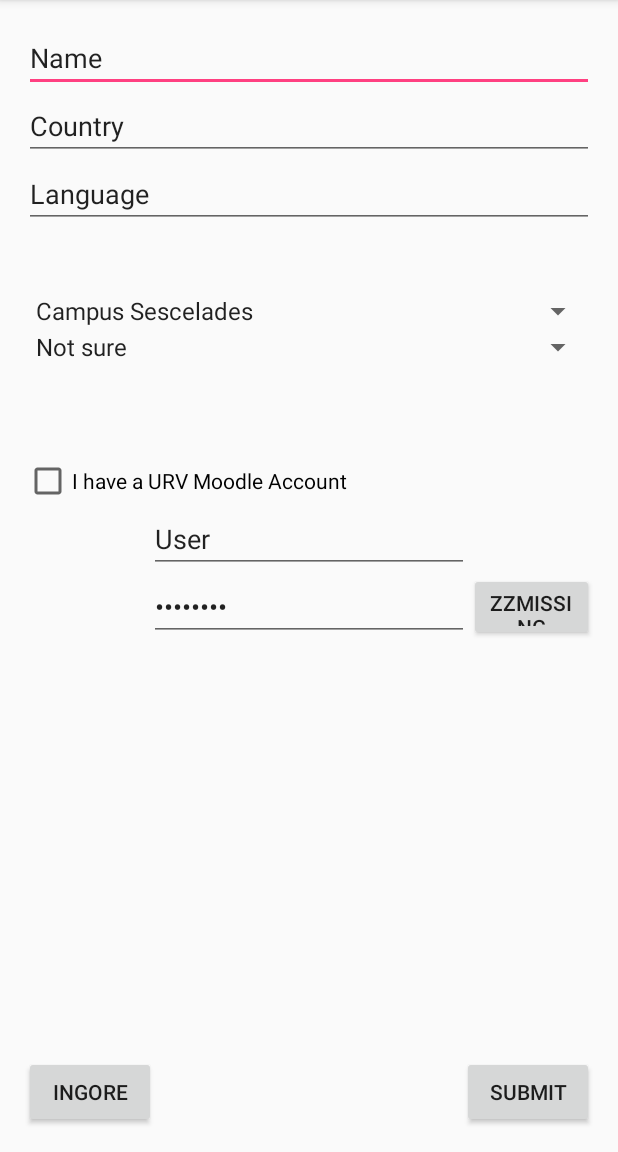
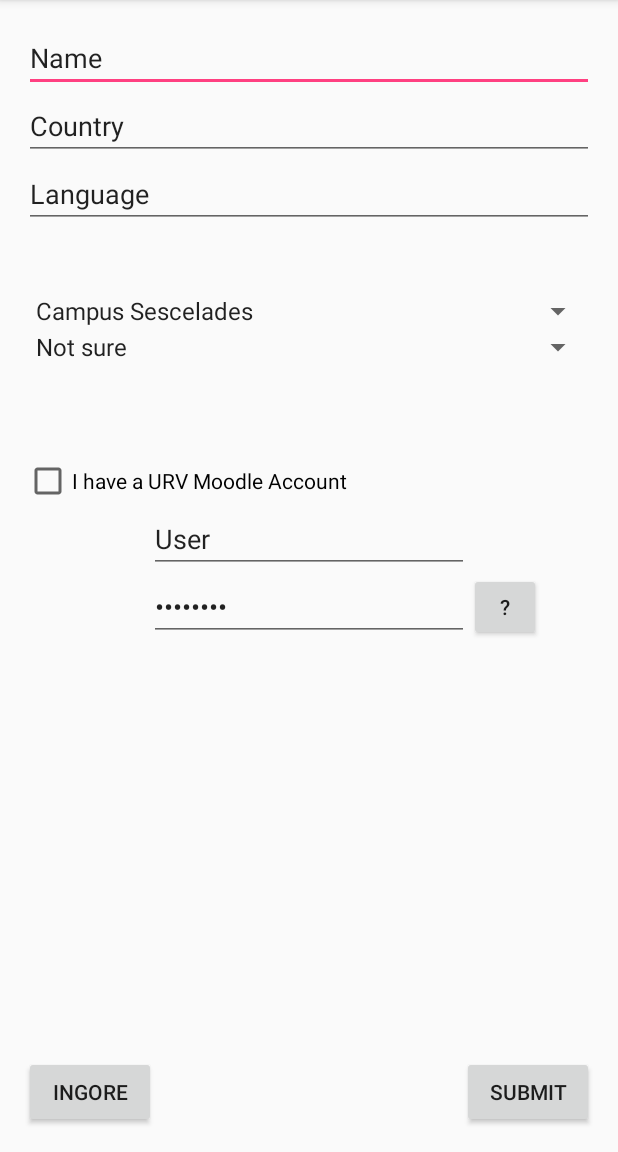
Before and after one commit to CodeathonURV/codeathonurv2016_LoremIpsum, an Android app: the screen it shows after launch (FormWelcome), on a phone screen of 412 x 824 dp, the part 84-1236 px from its top. Run offline under Robolectric (Android 15) with nearby library versions, the phone set to English and light mode, and no system bars.

Commit message:
form welcome boton ? con info

```diff
--- a/app/src/main/res/values/strings.xml
+++ b/app/src/main/res/values/strings.xml
@@ -24,7 +24,7 @@
     <string name="menuMoodle">Moodle</string>
     <string name="menuLogin">Login</string>
     <string name="menuLogout">Logout</string>
-
+    <string name="questionmark">"?"</string>
 
 
 </resources>
```
Also changed, not shown: 1 other file.
